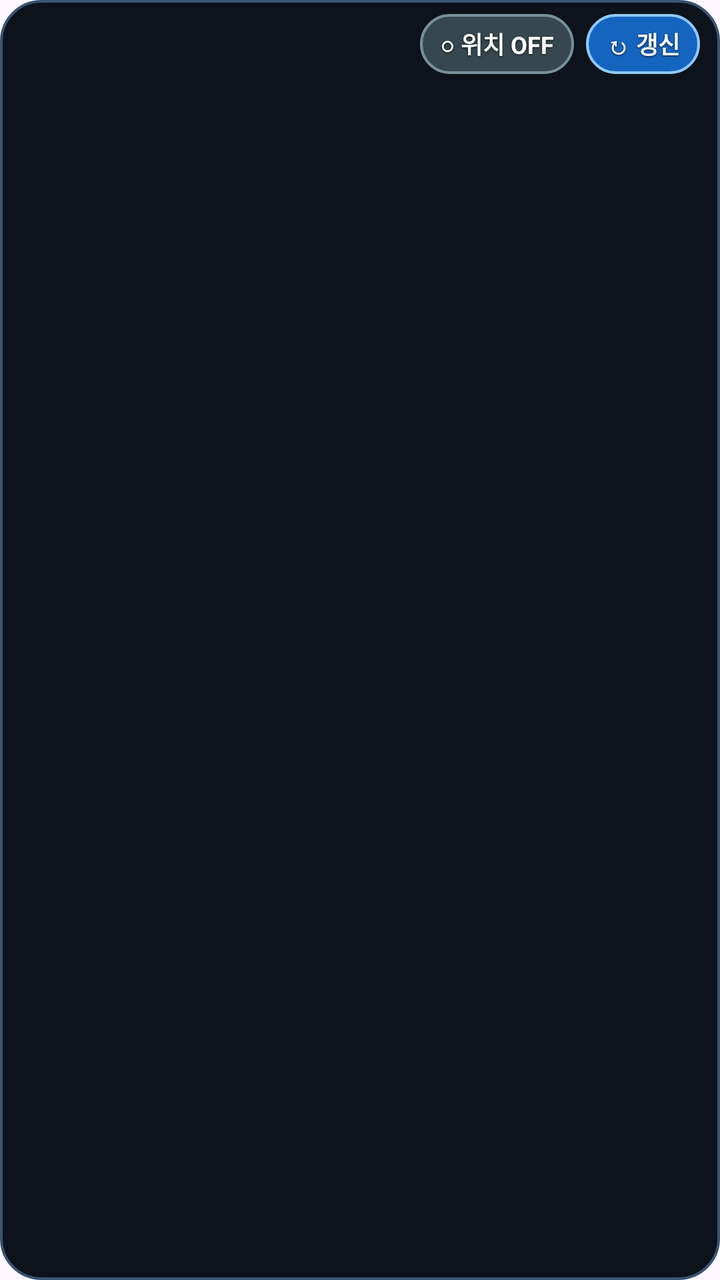
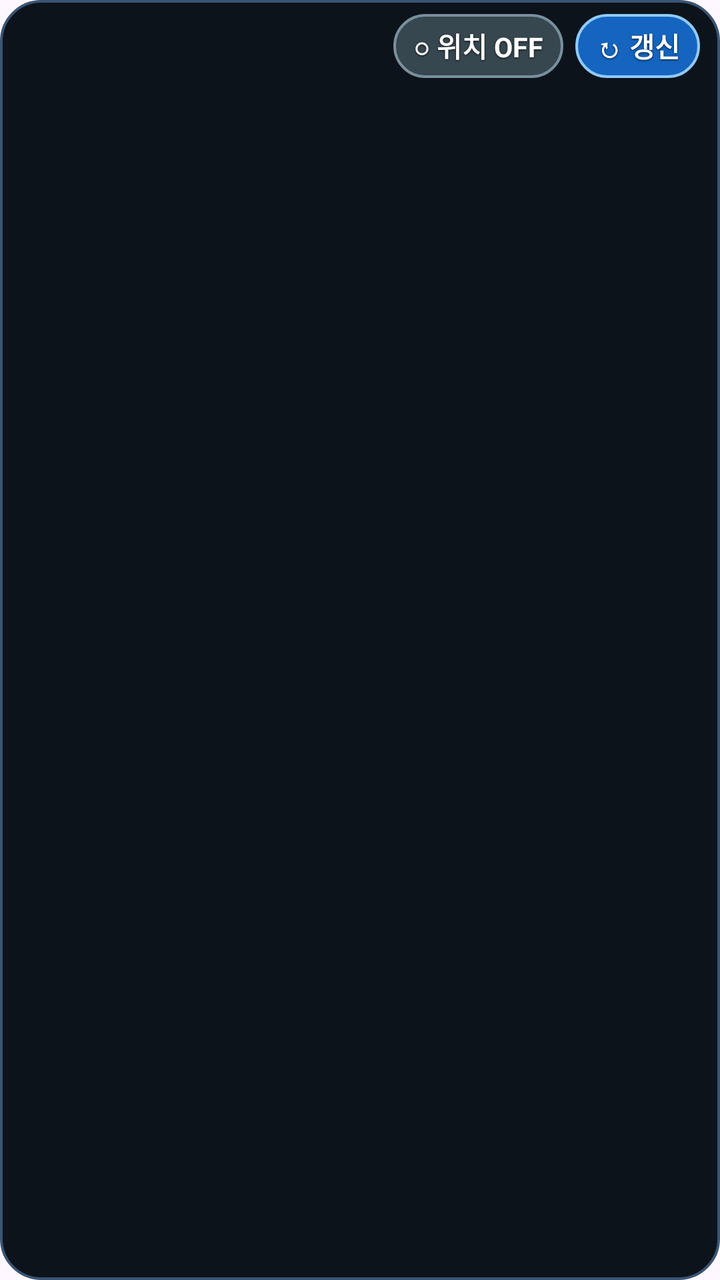

Screens rendered from an Android XML layout before and after an edit, with the pre-edit source and the edit as a unified diff.
<!-- AndroidManifest.xml: application theme Theme.TransitMap -->
<!-- res/layout/widget_small.xml -->
<?xml version="1.0" encoding="utf-8"?>
<LinearLayout xmlns:android="http://schemas.android.com/apk/res/android"
    android:id="@+id/w_root"
    android:layout_width="match_parent"
    android:layout_height="match_parent"
    android:background="@drawable/widget_bg"
    android:orientation="vertical"
    android:paddingHorizontal="10dp"
    android:paddingVertical="7dp">

    
    <LinearLayout
        android:layout_width="match_parent"
        android:layout_height="wrap_content"
        android:gravity="center_vertical"
        android:orientation="horizontal">

        <TextView
            android:id="@+id/w_title"
            android:layout_width="0dp"
            android:layout_height="wrap_content"
            android:layout_weight="1"
            android:ellipsize="end"
            android:maxLines="1"
            android:shadowColor="#DD000000"
            android:shadowDx="0"
            android:shadowDy="1"
            android:shadowRadius="2.5"
            android:textColor="#FFFFFF"
            android:textSize="14sp"
            android:textStyle="bold" />

        <TextView
            android:id="@+id/w_updated"
            android:layout_width="wrap_content"
            android:layout_height="wrap_content"
            android:layout_marginHorizontal="4dp"
            android:shadowColor="#CC000000"
            android:shadowDx="0"
            android:shadowDy="1"
            android:shadowRadius="2"
            android:textColor="#B8C9DC"
            android:textSize="11sp"
            android:textStyle="bold" />

        <TextView
            android:id="@+id/w_loc"
            android:layout_width="wrap_content"
            android:layout_height="wrap_content"
            android:background="@drawable/widget_chip_off"
            android:gravity="center"
            android:minHeight="30dp"
            android:paddingHorizontal="10dp"
            android:paddingVertical="4dp"
            android:shadowColor="#CC000000"
            android:shadowDx="0"
            android:shadowDy="1"
            android:shadowRadius="2"
            android:text="○ 위치 OFF"
            android:textColor="#FFFFFF"
            android:textSize="12sp"
            android:textStyle="bold" />

        <TextView
            android:id="@+id/w_refresh"
            android:layout_width="wrap_content"
            android:layout_height="wrap_content"
            android:layout_marginStart="6dp"
            android:background="@drawable/widget_btn_refresh"
            android:gravity="center"
            android:minHeight="30dp"
            android:paddingHorizontal="10dp"
            android:paddingVertical="4dp"
            android:shadowColor="#CC000000"
            android:shadowDx="0"
            android:shadowDy="1"
            android:shadowRadius="2"
            android:text="↻ 갱신"
            android:textColor="#FFFFFF"
            android:textSize="12sp"
            android:textStyle="bold" />
    </LinearLayout>

    
    <LinearLayout
        android:id="@+id/w_rows"
        android:layout_width="match_parent"
        android:layout_height="0dp"
        android:layout_marginTop="4dp"
        android:layout_weight="1"
        android:gravity="center_vertical"
        android:orientation="vertical" />
</LinearLayout>
<!-- resources referenced by this layout -->
<resources>
  <!-- drawable widget_bg (drawable) -->
  <?xml version="1.0" encoding="utf-8"?>
  <shape xmlns:android="http://schemas.android.com/apk/res/android" android:shape="rectangle">
      <solid android:color="#FA090F17" />
      <stroke android:width="1.3dp" android:color="#3A5472" />
      <corners android:radius="20dp" />
  </shape>
  <!-- drawable widget_btn_refresh (drawable) -->
  <?xml version="1.0" encoding="utf-8"?>
  <shape xmlns:android="http://schemas.android.com/apk/res/android" android:shape="rectangle">
      <solid android:color="#1565C0" />
      <stroke android:width="1.4dp" android:color="#90CAF9" />
      <corners android:radius="18dp" />
  </shape>
  <!-- drawable widget_chip_off (drawable) -->
  <?xml version="1.0" encoding="utf-8"?>
  <shape xmlns:android="http://schemas.android.com/apk/res/android" android:shape="rectangle">
      <solid android:color="#37474F" />
      <stroke android:width="1.2dp" android:color="#78909C" />
      <corners android:radius="18dp" />
  </shape>
  <style name="Theme.TransitMap" parent="Theme.Material3.Light">
          <item name="colorPrimary">#1565C0</item>
          <item name="colorSecondary">#2E9E44</item>
      </style>
</resources>

<!-- the commit's change to res/layout/widget_small.xml (unified diff, before → after) -->
@@ -27,7 +27,7 @@
             android:shadowDy="1"
             android:shadowRadius="2.5"
             android:textColor="#FFFFFF"
-            android:textSize="14sp"
+            android:textSize="16sp"
             android:textStyle="bold" />
 
         <TextView
@@ -40,7 +40,7 @@
             android:shadowDy="1"
             android:shadowRadius="2"
             android:textColor="#B8C9DC"
-            android:textSize="11sp"
+            android:textSize="12.5sp"
             android:textStyle="bold" />
 
         <TextView
@@ -49,7 +49,7 @@
             android:layout_height="wrap_content"
             android:background="@drawable/widget_chip_off"
             android:gravity="center"
-            android:minHeight="30dp"
+            android:minHeight="32dp"
             android:paddingHorizontal="10dp"
             android:paddingVertical="4dp"
             android:shadowColor="#CC000000"
@@ -58,7 +58,7 @@
             android:shadowRadius="2"
             android:text="○ 위치 OFF"
             android:textColor="#FFFFFF"
-            android:textSize="12sp"
+            android:textSize="13.5sp"
             android:textStyle="bold" />
 
         <TextView
@@ -68,7 +68,7 @@
             android:layout_marginStart="6dp"
             android:background="@drawable/widget_btn_refresh"
             android:gravity="center"
-            android:minHeight="30dp"
+            android:minHeight="32dp"
             android:paddingHorizontal="10dp"
             android:paddingVertical="4dp"
             android:shadowColor="#CC000000"
@@ -77,7 +77,7 @@
             android:shadowRadius="2"
             android:text="↻ 갱신"
             android:textColor="#FFFFFF"
-            android:textSize="12sp"
+            android:textSize="13.5sp"
             android:textStyle="bold" />
     </LinearLayout>
 
